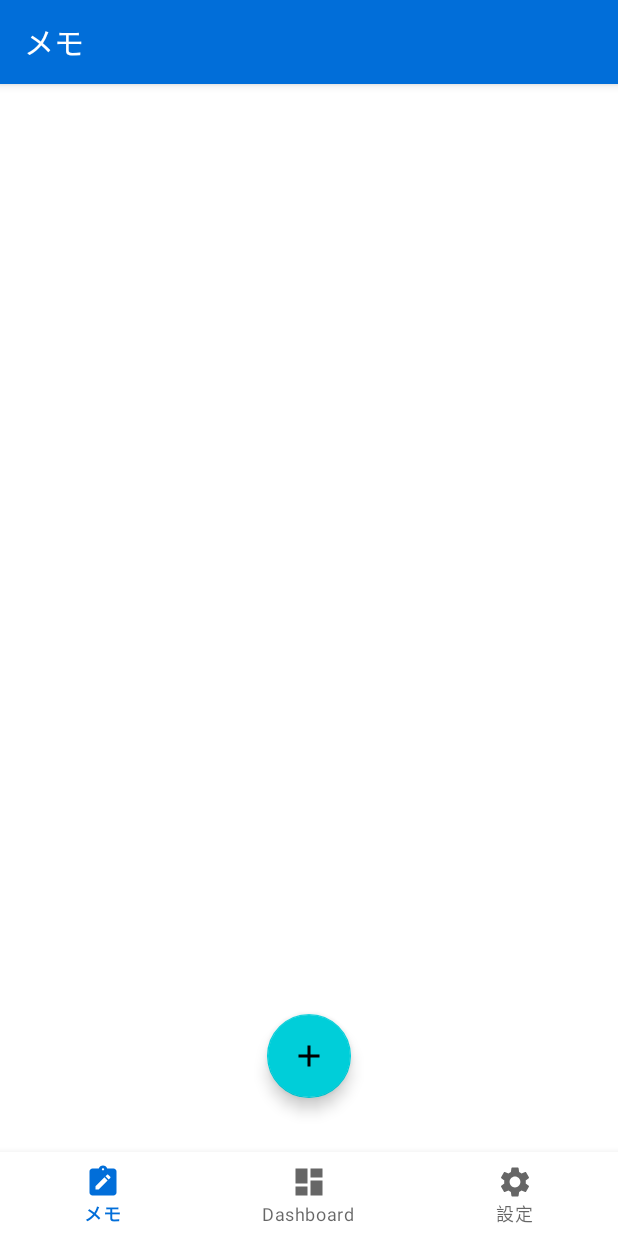
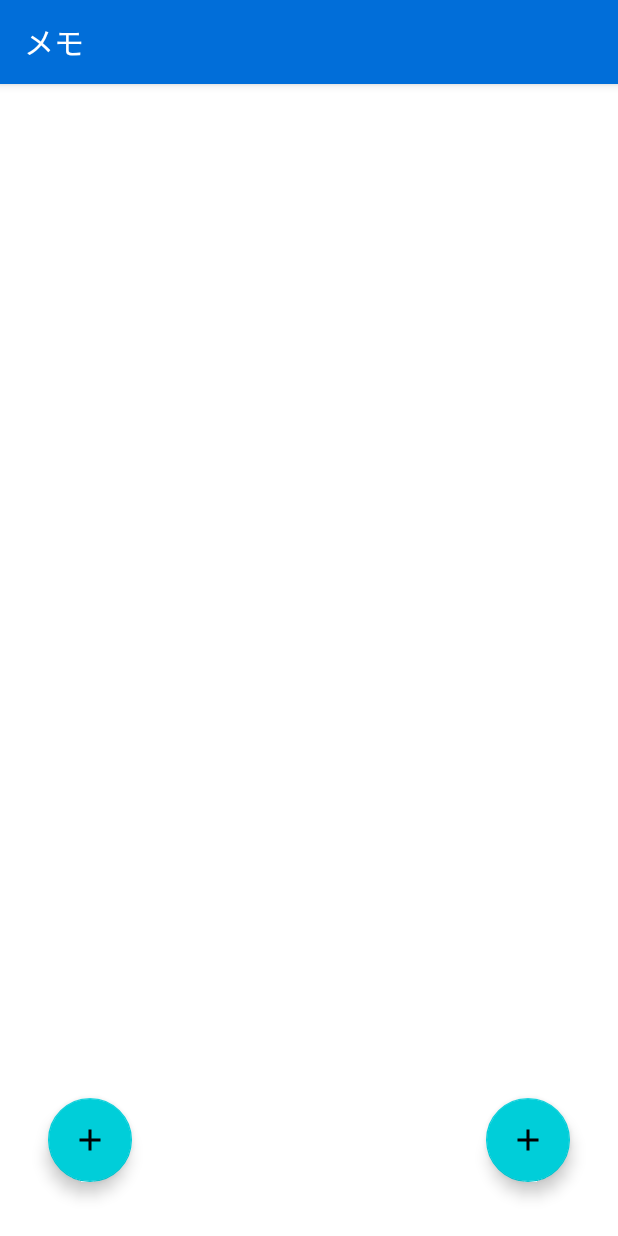
Before and after one commit to tatttsuuu1515/memo_note, an Android app: the screen it shows after launch (MainActivity), on a phone screen of 412 x 824 dp. Run offline under Robolectric (Android 15) with nearby library versions, the phone set to English and light mode, and no system bars; our stand-ins replace Firebase (no records; nobody signed in at launch, a user with empty details on screens opened directly), navigation-ui.

Commit message:
ナビゲーションバー削除

```diff
--- a/app/src/main/java/com/example/memo_note/MainActivity.kt
+++ b/app/src/main/java/com/example/memo_note/MainActivity.kt
@@ -5,9 +5,7 @@
 import androidx.navigation.findNavController
 import androidx.navigation.ui.AppBarConfiguration
 import androidx.navigation.ui.setupActionBarWithNavController
-import androidx.navigation.ui.setupWithNavController
 import com.example.memo_note.databinding.ActivityMainBinding
-import com.google.android.material.bottomnavigation.BottomNavigationView
 
 class MainActivity : AppCompatActivity() {
 
@@ -19,7 +17,7 @@
         binding = ActivityMainBinding.inflate(layoutInflater)
         setContentView(binding.root)
 
-        val navView: BottomNavigationView = binding.navView
+
 
         val navController = findNavController(R.id.nav_host_fragment_activity_main)
         // Passing each menu ID as a set of Ids because each
@@ -30,6 +28,6 @@
             )
         )
         setupActionBarWithNavController(navController, appBarConfiguration)
-        navView.setupWithNavController(navController)
+
     }
 }
--- a/app/src/main/res/layout/activity_main.xml
+++ b/app/src/main/res/layout/activity_main.xml
@@ -6,24 +6,13 @@
     android:layout_width="match_parent"
     android:layout_height="match_parent">
 
-    <com.google.android.material.bottomnavigation.BottomNavigationView
-        android:id="@+id/nav_view"
-        android:layout_width="0dp"
-        android:layout_height="wrap_content"
-        android:background="?android:attr/windowBackground"
-        app:layout_constraintBottom_toBottomOf="parent"
-        app:layout_constraintHorizontal_bias="0.0"
-        app:layout_constraintLeft_toLeftOf="parent"
-        app:layout_constraintRight_toRightOf="parent"
-        app:menu="@menu/bottom_nav_menu" />
-
     <fragment
         android:id="@+id/nav_host_fragment_activity_main"
         android:name="androidx.navigation.fragment.NavHostFragment"
         android:layout_width="0dp"
         android:layout_height="0dp"
         app:defaultNavHost="true"
-        app:layout_constraintBottom_toTopOf="@+id/nav_view"
+        app:layout_constraintBottom_toBottomOf="parent"
         app:layout_constraintLeft_toLeftOf="parent"
         app:layout_constraintRight_toRightOf="parent"
         app:layout_constraintTop_toTopOf="parent"
--- a/app/src/main/res/layout/fragment_home.xml
+++ b/app/src/main/res/layout/fragment_home.xml
@@ -10,11 +10,22 @@
         android:id="@+id/floatingActionButton"
         android:layout_width="wrap_content"
         android:layout_height="56dp"
+        android:layout_marginEnd="32dp"
         android:layout_marginBottom="36dp"
         android:clickable="true"
         android:src="@drawable/baseline_add_24"
         app:layout_constraintBottom_toBottomOf="parent"
-        app:layout_constraintEnd_toEndOf="parent"
+        app:layout_constraintEnd_toEndOf="parent" />
+
+    <com.google.android.material.floatingactionbutton.FloatingActionButton
+        android:id="@+id/floatingActionButton2"
+        android:layout_width="wrap_content"
+        android:layout_height="56dp"
+        android:layout_marginStart="32dp"
+        android:layout_marginBottom="36dp"
+        android:clickable="true"
+        android:src="@drawable/baseline_add_24"
+        app:layout_constraintBottom_toBottomOf="parent"
         app:layout_constraintStart_toStartOf="parent" />
 
     <ScrollView
--- a/app/src/main/res/menu/bottom_nav_menu.xml
+++ b/app/src/main/res/menu/bottom_nav_menu.xml
@@ -7,11 +7,6 @@
         android:title="@string/title_home" />
 
     <item
-        android:id="@+id/navigation_dashboard"
-        android:icon="@drawable/ic_dashboard_black_24dp"
-        android:title="@string/title_dashboard" />
-
-    <item
         android:id="@+id/navigation_setting"
         android:icon="@drawable/baseline_settings_24"
         android:title="@string/title_setting" />
```
Also changed, not shown: app/src/main/res/drawable/baseline_settings_24.xml (line endings or trailing spaces).
